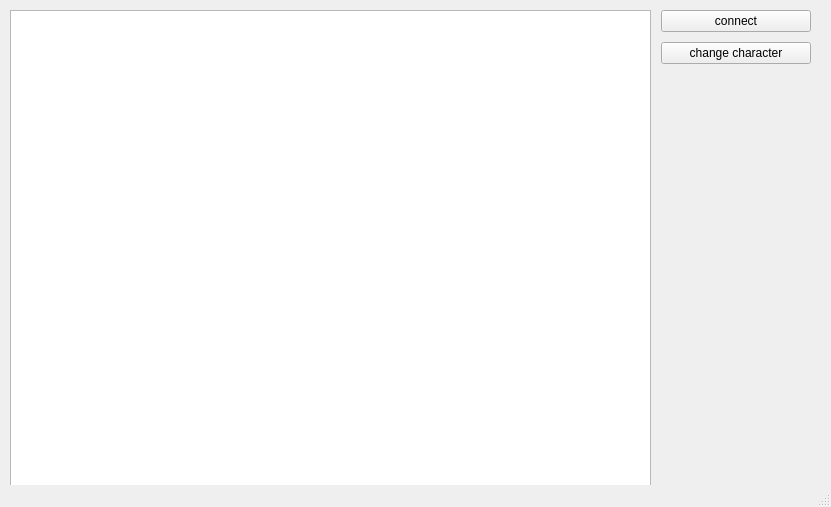
The window that client/main_window.ui (Taifin/ChitChat) describes before a commit, drawn with Qt 5.
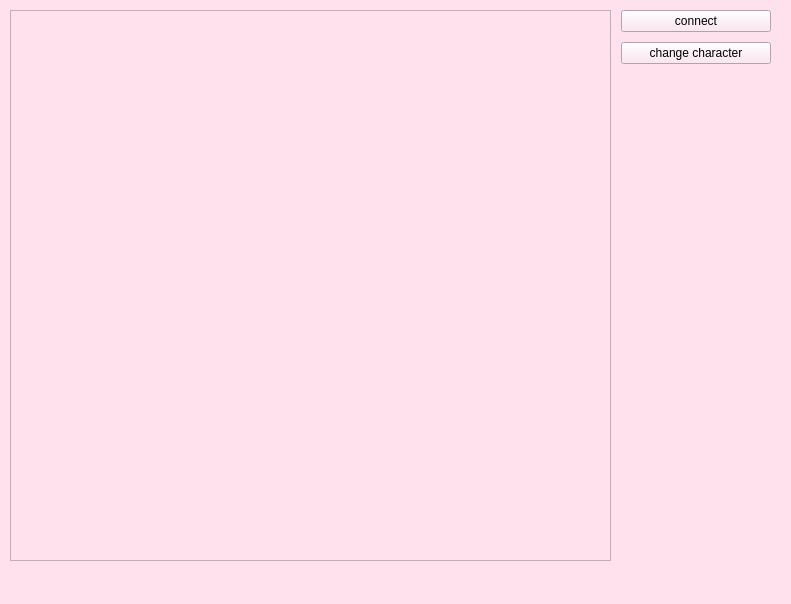
The same window after the commit.

```diff
--- a/client/main_window.ui
+++ b/client/main_window.ui
@@ -6,13 +6,16 @@
    <rect>
     <x>0</x>
     <y>0</y>
-    <width>831</width>
-    <height>507</height>
+    <width>791</width>
+    <height>604</height>
    </rect>
   </property>
   <property name="windowTitle">
    <string>main_window</string>
   </property>
+  <property name="styleSheet">
+   <string notr="true">background-color: rgb(255, 224, 237);</string>
+  </property>
   <widget class="QWidget" name="centralwidget">
    <property name="layoutDirection">
     <enum>Qt::LeftToRight</enum>
@@ -22,7 +25,7 @@
      <rect>
       <x>0</x>
       <y>0</y>
-      <width>821</width>
+      <width>781</width>
       <height>561</height>
      </rect>
     </property>
```
Left out of the diff: 2 changed lines with no effect on the pictures.
